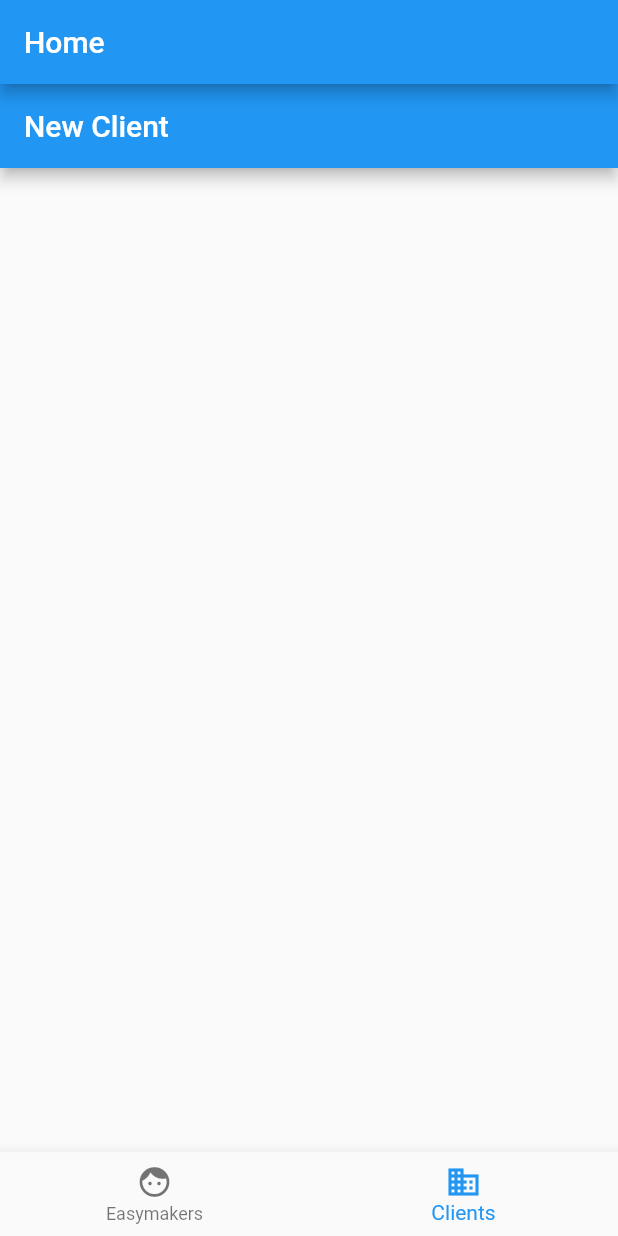
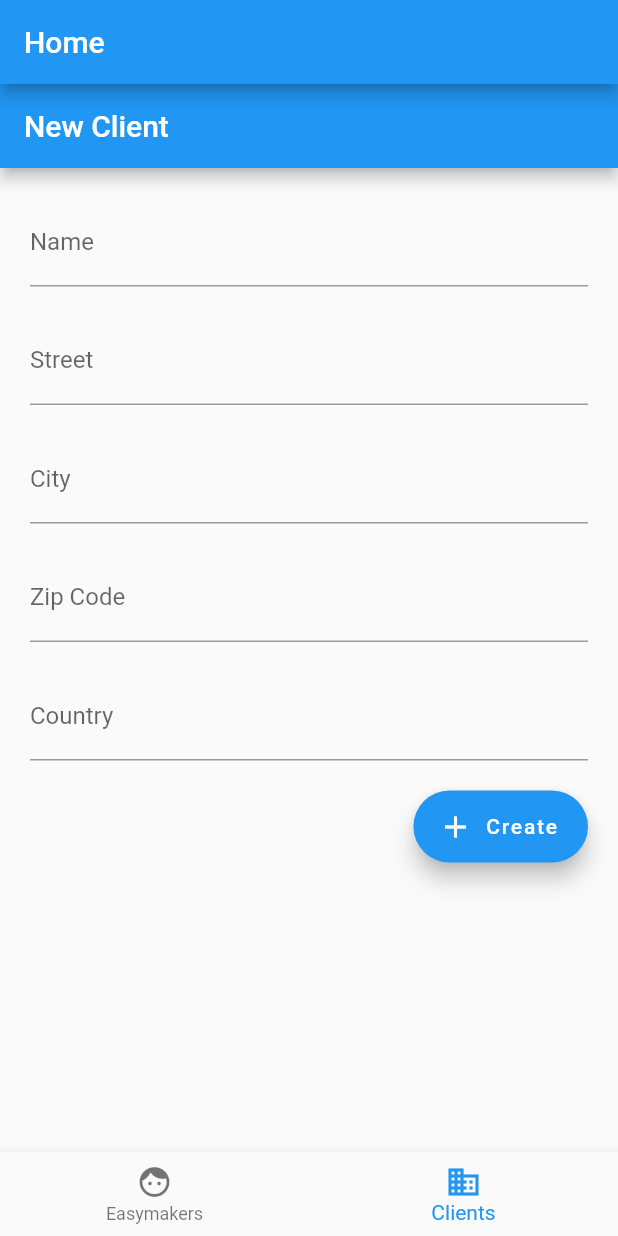
Before and after one commit to GaetanRdn/where_my_coworkers, a Flutter app: the screen it shows after launch, swiped to page 2, on a phone screen of 412 x 824 dp. Run offline on Flutter 3.47's test engine with Material 2 defaults, Android fonts, the phone set to English and light mode, and no system bars; missing offline and left inert: localstore.

Commit message:
feature(Client): allow to add client
Closes #3

```diff
--- /dev/null
+++ b/lib/client.dart
@@ -0,0 +1,25 @@
+class Client {
+  final String name;
+  final String street;
+  final String city;
+  final String zipCode;
+  final String country;
+  final String id;
+
+  Client(this.name, this.street, this.city, this.zipCode, this.country,
+      this.id);
+
+  factory Client.fromJson(Map<String, dynamic> json) {
+    return Client(json['id'], json['name'], json['street'], json['city'],
+        json['zipCode'], json['country']);
+  }
+
+  Map<String, dynamic> toJson() => {
+        'id': id,
+        'name': name,
+        'street': street,
+        'city': city,
+        'zipCode': zipCode,
+        'country': country,
+      };
+}
--- a/lib/client_form.dart
+++ b/lib/client_form.dart
@@ -1,7 +1,10 @@
+import 'package:easymakers_tracker/client_storage.dart';
 import 'package:flutter/material.dart';
 
 class ClientFormPage extends StatefulWidget {
-  const ClientFormPage({Key? key}) : super(key: key);
+  const ClientFormPage({Key? key, required this.storage}) : super(key: key);
+
+  final ClientStorage storage;
 
   @override
   State<ClientFormPage> createState() => _ClientFormPageState();
@@ -9,6 +12,25 @@ class ClientFormPage extends StatefulWidget {
 
 class _ClientFormPageState extends State<ClientFormPage> {
   final _formKey = GlobalKey<FormState>();
+  final nameCtrl = TextEditingController();
+  final streetCtrl = TextEditingController();
+  final cityCtrl = TextEditingController();
+  final zipCodeCtrl = TextEditingController();
+  final countryCtrl = TextEditingController();
+
+  Future<void> _create() {
+    return widget.storage
+        .write(nameCtrl.value.text, streetCtrl.value.text, cityCtrl.value.text,
+            zipCodeCtrl.value.text, countryCtrl.value.text)
+        .whenComplete(() {
+      const snackBar = SnackBar(
+        content: Text('Created!'),
+        backgroundColor: Colors.green,
+      );
+
+      ScaffoldMessenger.of(context).showSnackBar(snackBar);
+    });
+  }
 
   @override
   Widget build(BuildContext context) {
@@ -17,18 +39,53 @@ class _ClientFormPageState extends State<ClientFormPage> {
         title: const Text('New Client'),
       ),
       body: Center(
-        child: Padding(
+          child: ListView(
+        children: [
+          Padding(
             padding: const EdgeInsets.all(20),
             child: Form(
               key: _formKey,
               child: Column(
                 mainAxisAlignment: MainAxisAlignment.start,
                 crossAxisAlignment: CrossAxisAlignment.end,
-              children: const <Widget>[],
+                children: <Widget>[
+                  TextField(
+                    autofocus: true,
+                    controller: nameCtrl,
+                    decoration: const InputDecoration(labelText: 'Name'),
+                  ),
+                  const SizedBox(height: 20),
+                  TextField(
+                    controller: streetCtrl,
+                    decoration: const InputDecoration(labelText: 'Street'),
+                  ),
+                  const SizedBox(height: 20),
+                  TextField(
+                    controller: cityCtrl,
+                    decoration: const InputDecoration(labelText: 'City'),
+                  ),
+                  const SizedBox(height: 20),
+                  TextField(
+                    controller: zipCodeCtrl,
+                    decoration: const InputDecoration(labelText: 'Zip Code'),
+                  ),
+                  const SizedBox(height: 20),
+                  TextField(
+                    controller: countryCtrl,
+                    decoration: const InputDecoration(labelText: 'Country'),
+                  ),
+                  const SizedBox(height: 20),
+                  FloatingActionButton.extended(
+                    onPressed: _create,
+                    label: const Text('Create'),
+                    icon: const Icon(Icons.add),
+                  )
+                ],
               ),
             ),
-        ),
-      ),
+          )
+        ],
+      )),
     );
   }
 }
--- /dev/null
+++ b/lib/client_storage.dart
@@ -0,0 +1,16 @@
+import 'package:easymakers_tracker/client.dart';
+import 'package:localstore/localstore.dart';
+
+class ClientStorage {
+  final Localstore _db = Localstore.instance;
+
+  Future<void> write(String name, String street, String city,
+      String zipCode, String country) async {
+    final id = _db.collection('clients').doc().id;
+    _db
+        .collection('clients')
+        .doc(id)
+        .set(Client(name, street, city, zipCode, country, id).toJson());
+    return Future.value();
+  }
+}
--- a/lib/home_page.dart
+++ b/lib/home_page.dart
@@ -1,5 +1,6 @@
 
 import 'package:easymakers_tracker/client_form.dart';
+import 'package:easymakers_tracker/client_storage.dart';
 import 'package:easymakers_tracker/easymaker_form.dart';
 import 'package:easymakers_tracker/easymaker_storage.dart';
 import 'package:flutter/material.dart';
@@ -47,7 +48,7 @@ class _HomePageState extends State<HomePage> {
         controller: _pageController,
         children: [
           EasymakerFormPage(storage: EasymakerStorage()),
-          const ClientFormPage(),
+          ClientFormPage(storage: ClientStorage()),
         ],
       ),
       bottomNavigationBar: BottomNavigationBar(
```
Lines whose indentation alone changed are shown as unchanged.
